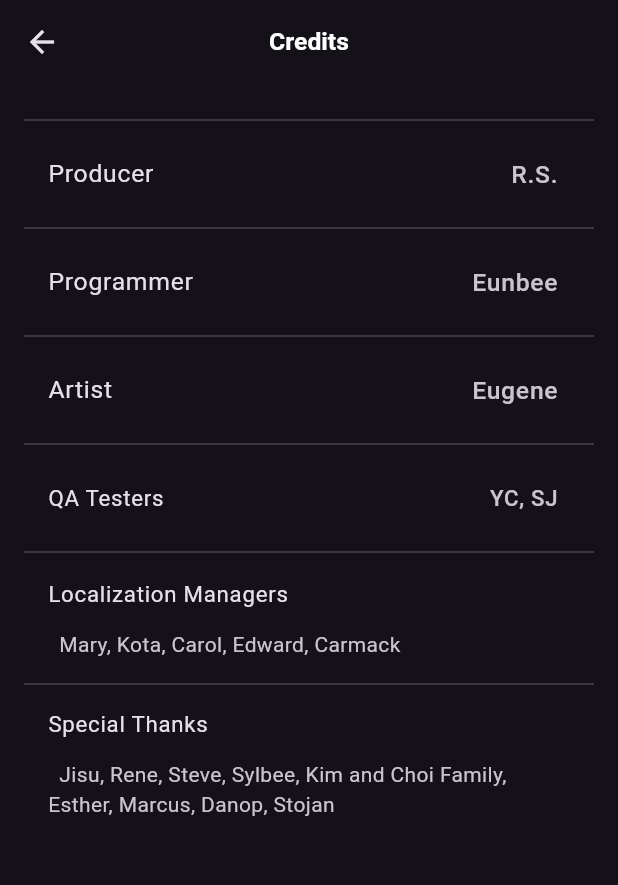
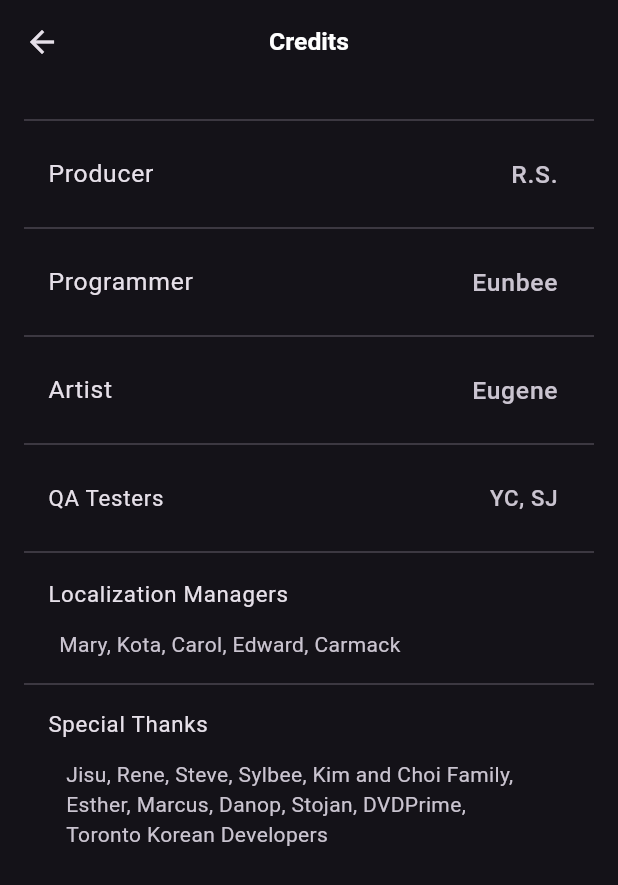
Before and after one commit to eunbeek/world_movie_trailer, a Flutter app: the CreditsList screen opened directly, on a phone screen of 412 x 824 dp. Shown: the top 885 px of the screen. Run offline on Flutter 3.47's test engine with Material 3 defaults, Android fonts, the phone set to English and light mode, and no system bars; our stand-ins replace cached_network_image, chewie, firebase_core, firebase_storage, google_mobile_ads, hive and 5 more; missing offline and left inert: amplitude_flutter; accounts and stored records are empty; network calls fail.

Commit message:
add credits

```diff
--- a/lib/layout/credits_list_apge.dart
+++ b/lib/layout/credits_list_apge.dart
@@ -125,19 +125,16 @@ class CreditsList extends StatelessWidget {
                       fontSize: MediaQuery.of(context).size.height * 0.018,
                     ),
                   ),
-                  subtitle: Column(
-                    crossAxisAlignment: CrossAxisAlignment.start,
-                    children: [
-                      SizedBox(height: 12.0),
-                      Text(
-                        '  Jisu, Rene, Steve, Sylbee, Kim and Choi Family, Esther, Marcus, Danop, Stojan',
-                        style: TextStyle(
-                          fontSize: MediaQuery.of(context).size.height * 0.017,
-                        ),
-                        maxLines: 3,
-                        overflow: TextOverflow.visible,
+                  subtitle: Padding(
+                    padding: EdgeInsets.all(12),
+                    child: Text(
+                      'Jisu, Rene, Steve, Sylbee, Kim and Choi Family, Esther, Marcus, Danop, Stojan, DVDPrime, Toronto Korean Developers',
+                      style: TextStyle(
+                        fontSize: MediaQuery.of(context).size.height * 0.017,
                       ),
-                    ],
+                      maxLines: 3,
+                      overflow: TextOverflow.visible,
+                    ),
                   ),
                 ),
               ],
```
